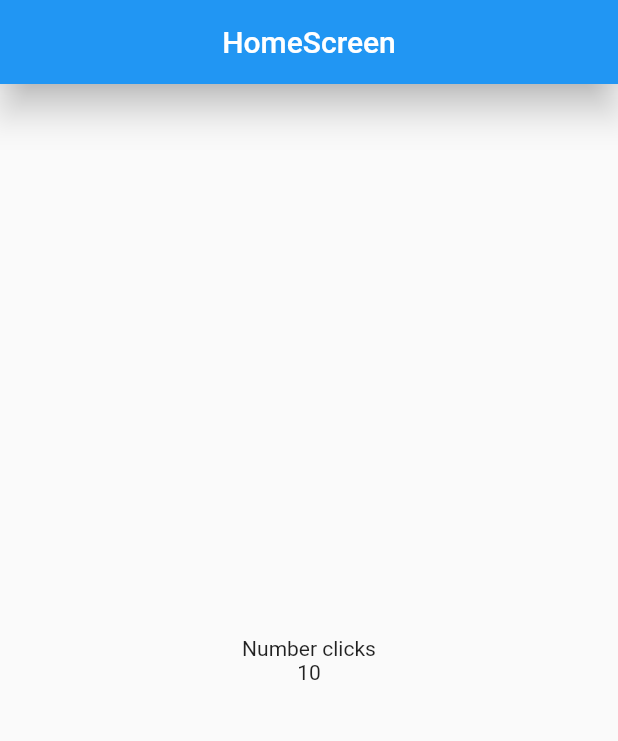
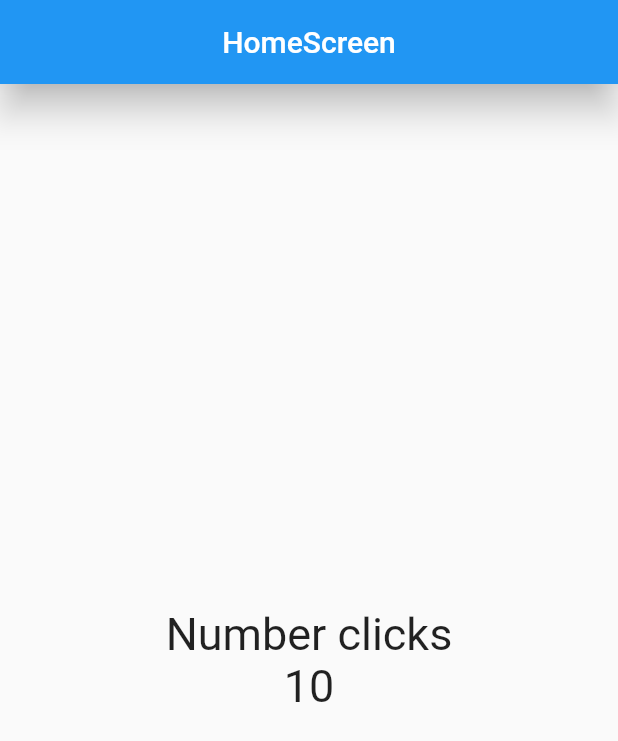
Before and after one commit to CarlosAndresTovar/Flutter, a Flutter app: the screen it shows after launch, on a phone screen of 412 x 824 dp. Shown: the top 741 px of the screen. Run offline on Flutter 3.47's test engine with Material 2 defaults, Android fonts, the phone set to English and light mode, and no system bars.

Commit message:
Ajustar la forma de los textos

```diff
--- a/Flutter/mi_app/lib/screens/home_screen.dart
+++ b/Flutter/mi_app/lib/screens/home_screen.dart
@@ -7,6 +7,9 @@ class HomeScreen extends StatelessWidget {
 
   @override
   Widget build(BuildContext context) {
+
+    const fontSize30 = TextStyle( fontSize: 30 );
+
     return Scaffold(
       appBar: AppBar(
         title: const Center(
@@ -18,8 +21,8 @@ class HomeScreen extends StatelessWidget {
         child: Column(
           mainAxisAlignment: MainAxisAlignment.center,
           children: const <Widget>[
-            Text('Number clicks'),
-            Text('10')
+            Text('Number clicks', style: fontSize30 ),
+            Text('10', style: fontSize30 ),
             ],
         ),
       )
```
Also changed, not shown: 1 other file.
